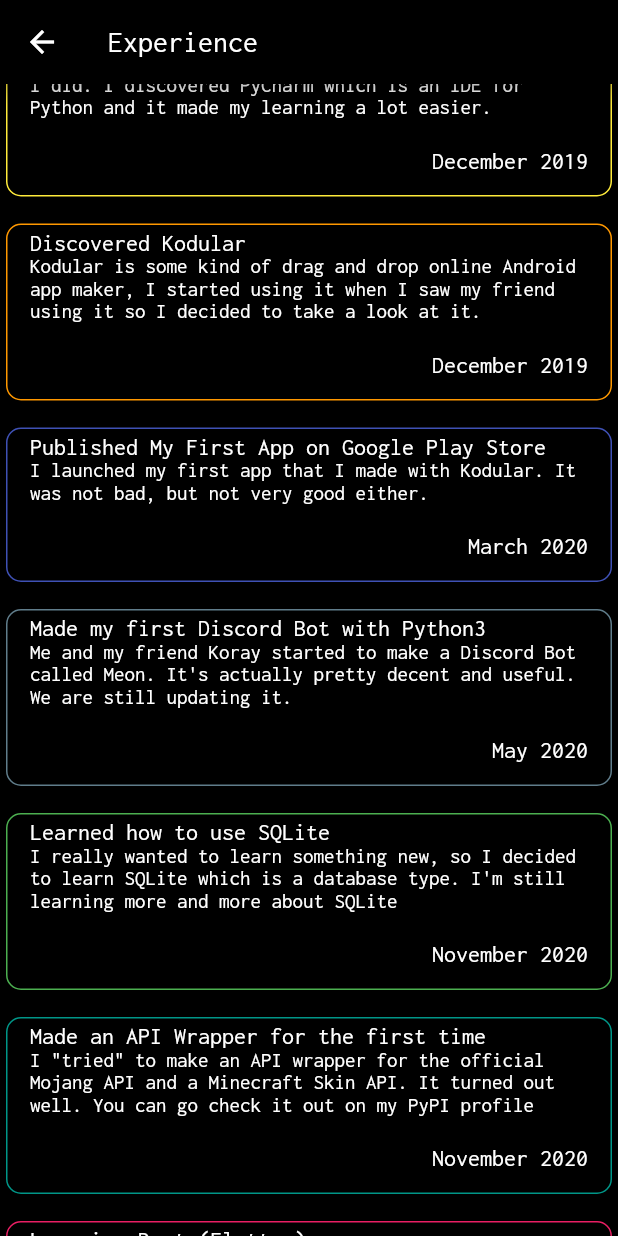
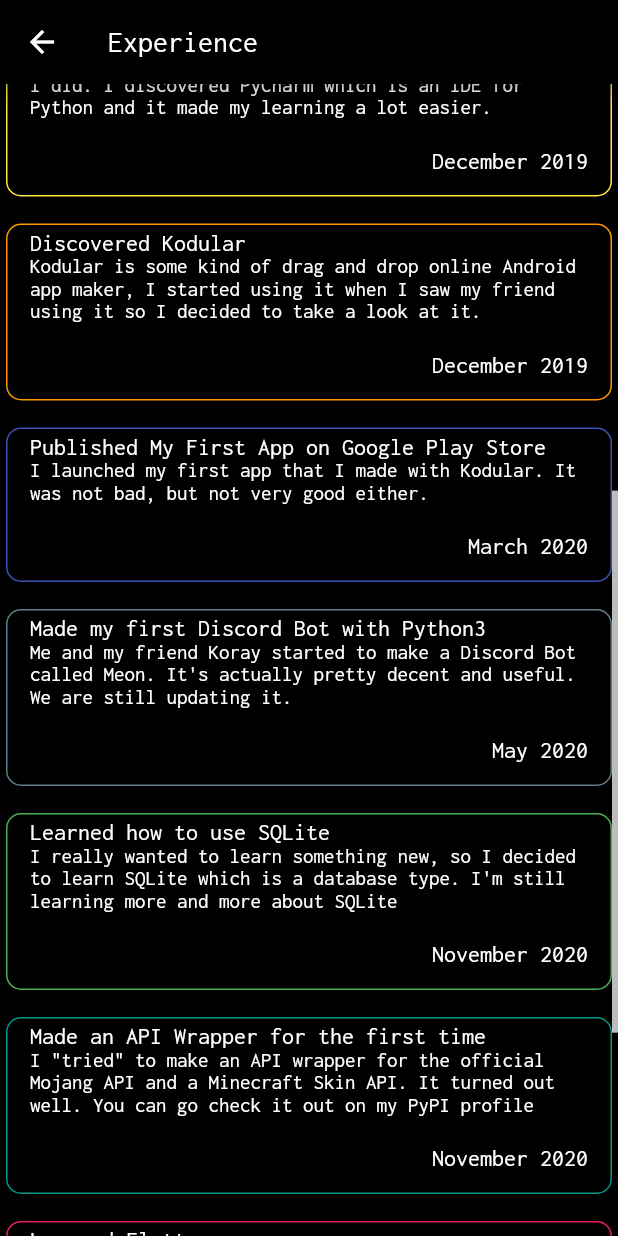
Before and after one commit to mrsrmn/emirsurmen_com, a Flutter app: the Experience screen opened by its route, scrolled down 576 dp, on a phone screen of 412 x 824 dp. Run offline on Flutter 3.47's test engine with Material 2 defaults, Android fonts, the phone set to English and light mode, and no system bars; our stand-ins replace font_awesome_flutter, google_fonts, url_strategy.

Commit message:
totally agreed

```diff
--- a/lib/experience.dart
+++ b/lib/experience.dart
@@ -60,9 +60,14 @@ class Experience extends StatelessWidget {
       "date": "November 2020"
     },
     "10": {
-      "title": "Learning Dart (Flutter)",
-      "description": "Dart is a pretty new language made by Google and Flutter is a cross-platform app development kit also made by Google. It allows you to make Android, iOS, Windows, and even web apps.",
-      "date": "November 2020 - Today"
+      "title": "Learned Flutter",
+      "description": "Dart is a pretty new language made by Google and Flutter is a cross-platform app development kit also made by Google. It allows you to make Android, iOS, Windows, Linux and even web apps.",
+      "date": "March 2021"
+    },
+    "11": {
+      "title": "Learning Kotlin",
+      "description": "I started learning to complete the \"The Ultimate Mobile Development Circle\" which consists of Flutter, Kotlin and Swift. I'm learning Kotlin to make Android apps",
+      "date": "May 2021 - Today"
     }
   };
 
@@ -85,15 +90,17 @@ class Experience extends StatelessWidget {
         leading: IconButton(icon: Icon(Icons.arrow_back), onPressed: () => Navigator.pop(context), tooltip: "Back"),
       ),
       body: Center(
+        child: Scrollbar(
           child: SingleChildScrollView(
             scrollDirection: Axis.vertical,
+            physics: BouncingScrollPhysics(),
             child: Column(
               mainAxisAlignment: MainAxisAlignment.center,
               children: <Widget>[
                 Container(
                   width: 1000,
                   child: ListView.builder(
-                  physics: ScrollPhysics(),
+                      physics: BouncingScrollPhysics(),
                       shrinkWrap: true,
                       itemCount: listOfThings.length,
                       itemBuilder: (BuildContext context, int index) {
@@ -135,6 +142,7 @@ class Experience extends StatelessWidget {
               ],
             ),
           ),
+        )
       ),
     );
   }
--- a/lib/home.dart
+++ b/lib/home.dart
@@ -20,6 +20,7 @@ class _HomeState extends State<Home> {
   Widget build(BuildContext context) {
     return Scaffold(
       body: Center(
+        child: Scrollbar(
           child: SingleChildScrollView(
             child: Column(
               mainAxisAlignment: MainAxisAlignment.center,
@@ -185,7 +186,7 @@ class _HomeState extends State<Home> {
                               children: <Widget>[
                                 TextButton(
                                     onPressed: () {
-                                    launch("https://twitter.com/MakufonSkifto");
+                                      launch("https://twitter.com/EmirSurmenn");
                                     },
                                     child: Padding(
                                       padding: EdgeInsets.all(8),
@@ -275,6 +276,7 @@ class _HomeState extends State<Home> {
                 ),
               ],
             ),
+          ),
         )
       ),
     );
--- a/lib/work.dart
+++ b/lib/work.dart
@@ -20,7 +20,9 @@ class Work extends StatelessWidget {
         leading: IconButton(icon: Icon(Icons.arrow_back), onPressed: () => Navigator.pop(context), tooltip: "Back"),
       ),
       body: Center(
+        child: Scrollbar(
           child: SingleChildScrollView(
+            physics: BouncingScrollPhysics(),
             scrollDirection: Axis.vertical,
             child: Column(
               mainAxisAlignment: MainAxisAlignment.center,
@@ -255,6 +257,7 @@ class Work extends StatelessWidget {
                 Text("And more...", style: GoogleFonts.inconsolata(color: Colors.white)),
               ],
             ),
+          ),
         )
       ),
     );
```
Also changed, not shown: 4 other files. Lines whose indentation alone changed are shown as unchanged.
